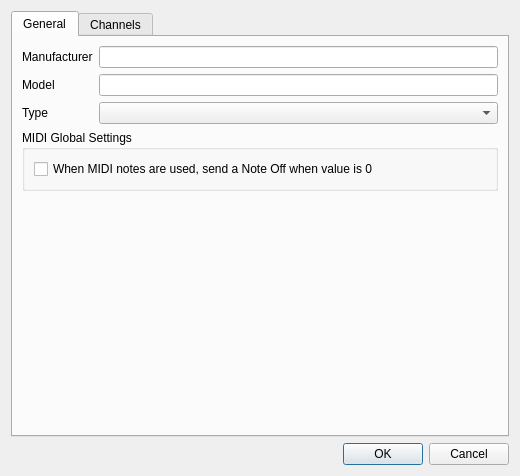
This is ui/src/inputprofileeditor.ui in mcallegari/qlcplus as Qt 5 draws it before an edit. The edited form follows.
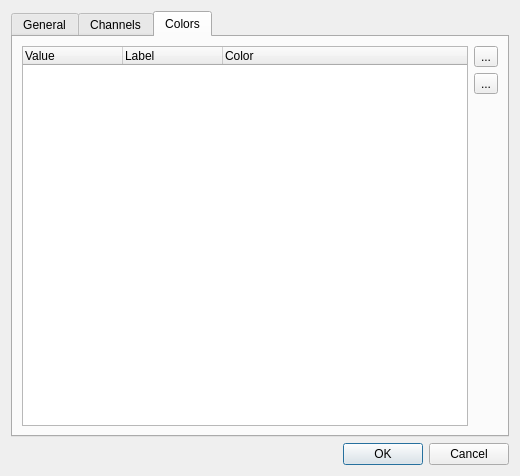
This is the edited form. The open tabs and pages were chosen to show the change. Icons and pictures are not drawn.

```diff
--- a/ui/src/inputprofileeditor.ui
+++ b/ui/src/inputprofileeditor.ui
@@ -36,8 +36,18 @@
    <iconset resource="qlcui.qrc">
     <normaloff>:/input_output.png</normaloff>:/input_output.png</iconset>
   </property>
-  <layout class="QVBoxLayout" name="verticalLayout">
-   <item>
+  <layout class="QGridLayout" name="gridLayout_6">
+   <item row="1" column="0">
+    <widget class="QDialogButtonBox" name="m_buttonBox">
+     <property name="orientation">
+      <enum>Qt::Horizontal</enum>
+     </property>
+     <property name="standardButtons">
+      <set>QDialogButtonBox::Cancel|QDialogButtonBox::Ok</set>
+     </property>
+    </widget>
+   </item>
+   <item row="0" column="0">
     <widget class="QTabWidget" name="m_tab">
      <property name="currentIndex">
       <number>0</number>
@@ -387,16 +397,85 @@
        </item>
       </layout>
      </widget>
-    </widget>
-   </item>
-   <item>
-    <widget class="QDialogButtonBox" name="m_buttonBox">
-     <property name="orientation">
-      <enum>Qt::Horizontal</enum>
-     </property>
-     <property name="standardButtons">
-      <set>QDialogButtonBox::Cancel|QDialogButtonBox::Ok</set>
-     </property>
+     <widget class="QWidget" name="tab_3">
+      <attribute name="title">
+       <string>Colors</string>
+      </attribute>
+      <layout class="QGridLayout" name="gridLayout_7">
+       <item row="1" column="1">
+        <widget class="QToolButton" name="m_removeColorButton">
+         <property name="toolTip">
+          <string>Remove the selected color</string>
+         </property>
+         <property name="text">
+          <string notr="true">...</string>
+         </property>
+         <property name="icon">
+          <iconset resource="qlcui.qrc">
+           <normaloff>:/edit_remove.png</normaloff>:/edit_remove.png</iconset>
+         </property>
+         <property name="iconSize">
+          <size>
+           <width>32</width>
+           <height>32</height>
+          </size>
+         </property>
+        </widget>
+       </item>
+       <item row="0" column="1">
+        <widget class="QToolButton" name="m_addColorButton">
+         <property name="toolTip">
+          <string>Add a new color</string>
+         </property>
+         <property name="text">
+          <string notr="true">...</string>
+         </property>
+         <property name="icon">
+          <iconset resource="qlcui.qrc">
+           <normaloff>:/edit_add.png</normaloff>:/edit_add.png</iconset>
+         </property>
+         <property name="iconSize">
+          <size>
+           <width>32</width>
+           <height>32</height>
+          </size>
+         </property>
+        </widget>
+       </item>
+       <item row="2" column="1">
+        <spacer name="verticalSpacer_3">
+         <property name="orientation">
+          <enum>Qt::Vertical</enum>
+         </property>
+         <property name="sizeHint" stdset="0">
+          <size>
+           <width>20</width>
+           <height>40</height>
+          </size>
+         </property>
+        </spacer>
+       </item>
+       <item row="0" column="0" rowspan="3">
+        <widget class="QTreeWidget" name="m_colorTableTree">
+         <column>
+          <property name="text">
+           <string>Value</string>
+          </property>
+         </column>
+         <column>
+          <property name="text">
+           <string>Label</string>
+          </property>
+         </column>
+         <column>
+          <property name="text">
+           <string>Color</string>
+          </property>
+         </column>
+        </widget>
+       </item>
+      </layout>
+     </widget>
     </widget>
    </item>
   </layout>
```
